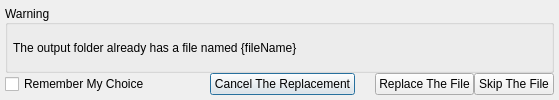
This is confirmbox.ui in js-lm/Simple-Word-Replacer as Qt 5 draws it before an edit. The edited form follows.
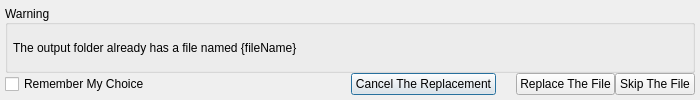
This is the edited form. Icons and pictures are not drawn.

```diff
--- a/confirmbox.ui
+++ b/confirmbox.ui
@@ -9,7 +9,7 @@
    <rect>
     <x>0</x>
     <y>0</y>
-    <width>559</width>
+    <width>700</width>
     <height>100</height>
    </rect>
   </property>
@@ -68,11 +68,6 @@
       </property>
       <item>
        <widget class="QLabel" name="warningLabel">
-        <property name="font">
-         <font>
-          <pointsize>9</pointsize>
-         </font>
-        </property>
         <property name="text">
          <string>The output folder already has a file named {fileName}</string>
         </property>
```
